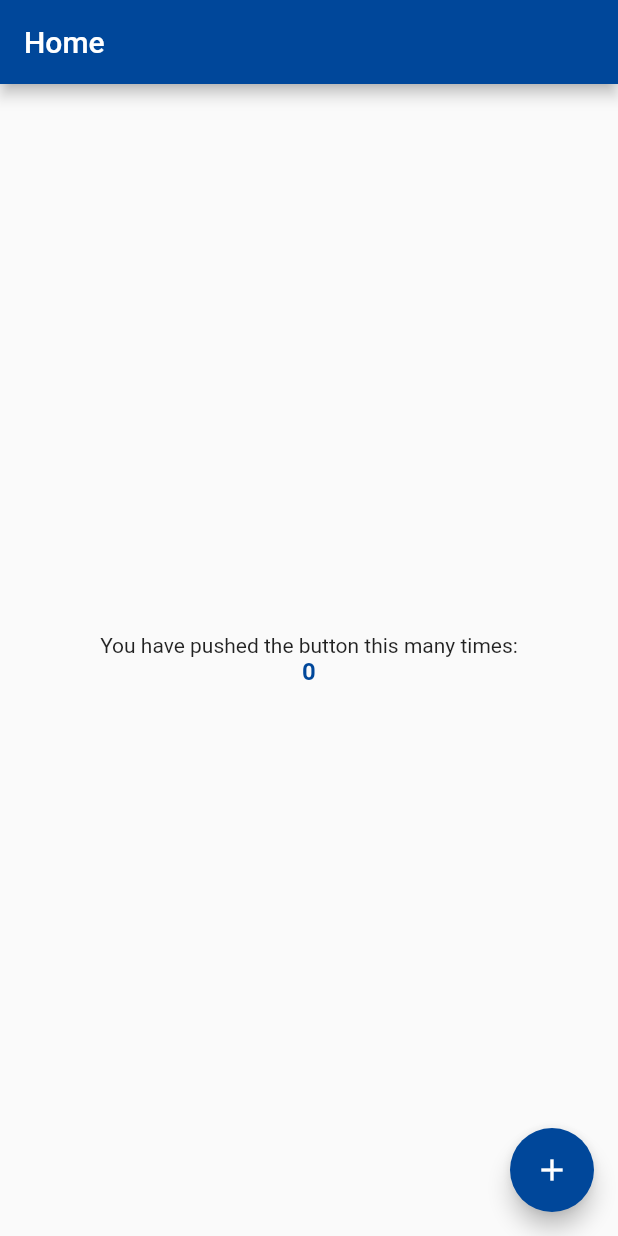
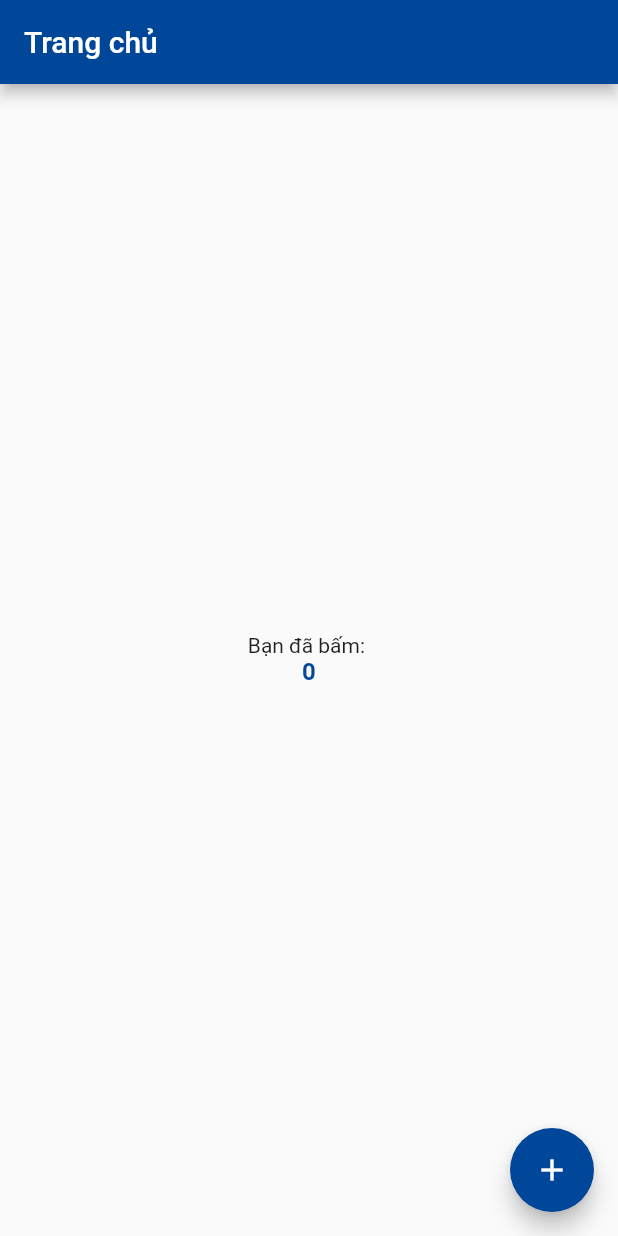
Before and after one commit to duongtruong12/base_flutter, a Flutter app: the screen it shows after launch, on a phone screen of 412 x 824 dp. Run offline on Flutter 3.47's test engine with Material 2 defaults, Android fonts, the light colour scheme and no system bars; our stand-ins replace connectivity, device_info_plus, dio, flutter_screenutil, get, logger and 1 more; statements that could not run were skipped.

Commit message:
- commit

```diff
--- a/lib/lang/locale_service.dart
+++ b/lib/lang/locale_service.dart
@@ -1,8 +1,8 @@
 import 'dart:collection';
 import 'dart:ui';
 
-import 'package:base_flutter/lang/text/strings.dart';
-import 'package:base_flutter/lang/text/strings_vi.dart';
+import 'package:base_flutter/lang/text/st_en_us.dart';
+import 'package:base_flutter/lang/text/st_vi_vn.dart';
 import 'package:get/get.dart';
 
 class LocalizationService extends Translations {
@@ -10,7 +10,7 @@ class LocalizationService extends Translations {
   static final locale = _getLocaleFromLanguage();
 
 // fallbackLocale là locale default nếu locale được set không nằm trong những Locale support
-  static const fallbackLocale = Locale('en', 'US');
+  static const fallbackLocale = Locale('vi', 'vi_VN');
 
 // language code của những locale được support
   static final langCodes = [
@@ -20,8 +20,8 @@ class LocalizationService extends Translations {
 
 // các Locale được support
   static final locales = [
-    const Locale('en', 'US'),
-    const Locale('vi', 'VN'),
+    const Locale('en', 'en_US'),
+    const Locale('vi', 'vi_VN'),
   ];
 
 // cái này là Map các language được support đi kèm với mã code của lang đó: cái này dùng để đổ data vào Dropdownbutton và set language mà không cần quan tâm tới language của hệ thống
@@ -43,14 +43,7 @@ class LocalizationService extends Translations {
       };
 
   static Locale _getLocaleFromLanguage({String? langCode}) {
-    var lang = langCode;
-    if (langCode == null) {
-      if (Get.deviceLocale != null) {
-        lang = Get.deviceLocale!.languageCode;
-      } else {
-        lang = 'en';
-      }
-    }
+    var lang = 'vi';
     for (int i = 0; i < langCodes.length; i++) {
       if (lang == langCodes[i]) return locales[i];
     }
--- a/lib/lang/text/strings.dart
+++ b/lib/lang/text/st_en_us.dart
@@ -3,6 +3,7 @@ const Map<String, String> en = {
   'confirm': 'Confirm',
   'hello': 'Hello',
   'home': 'Home',
+  'you_have_press': 'You have pushed the button this many times: ',
   'increment': 'Increment',
   'multipleLanguage': 'Multiple languages',
   'updateVersion': 'Please upgrade newest version'
--- a/lib/lang/text/strings_vi.dart
+++ b/lib/lang/text/st_vi_vn.dart
@@ -3,6 +3,7 @@ const Map<String, String> vi = {
   'confirm': 'Xác nhận',
   'hello': 'Xin chào',
   'home': 'Trang chủ',
+  'you_have_press': 'Bạn đã bấm: ',
   'increment': 'Gia tăng',
   'multipleLanguage': 'Đa ngôn ngữ',
   'updateVersion': 'Vui lòng cập nhật phiên bản mới'
--- a/lib/ui/screen/home/home_page.dart
+++ b/lib/ui/screen/home/home_page.dart
@@ -25,7 +25,7 @@ class HomePage extends StatelessWidget {
         child: Column(
           mainAxisAlignment: MainAxisAlignment.center,
           children: <Widget>[
-            const Text('You have pushed the button this many times:'),
+            Text('you_have_press'.tr),
             Obx(() => Text(
                   '${controller.counter.value}',
                   style: TextStyleDefault.mainTextStyle,
```
